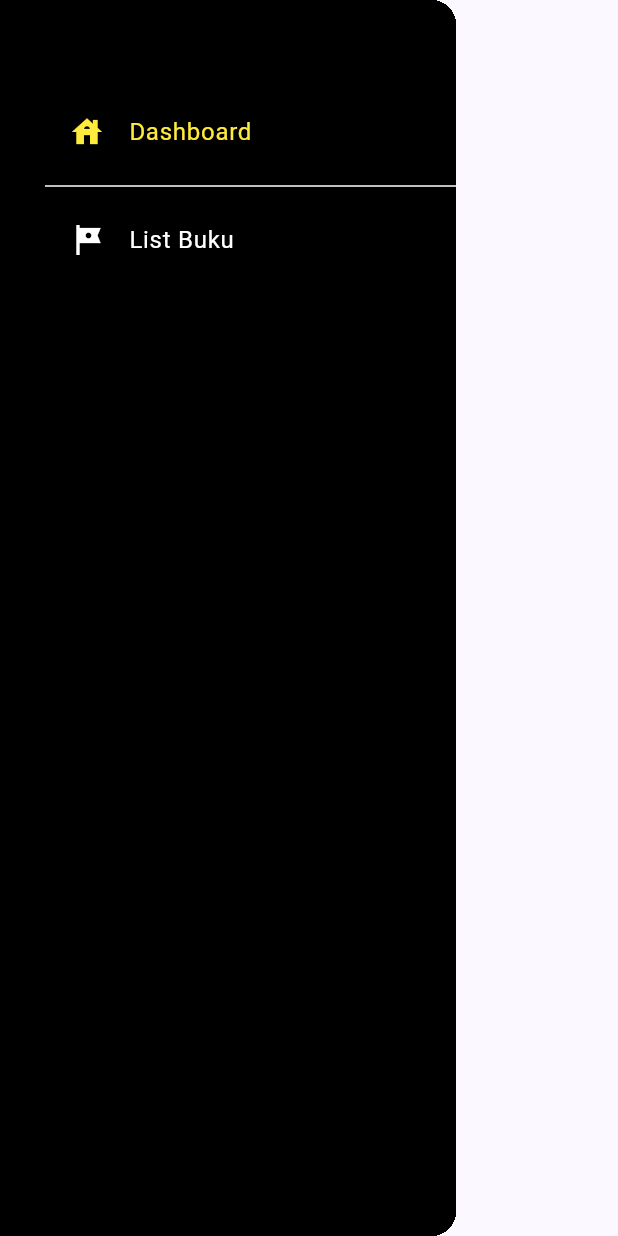
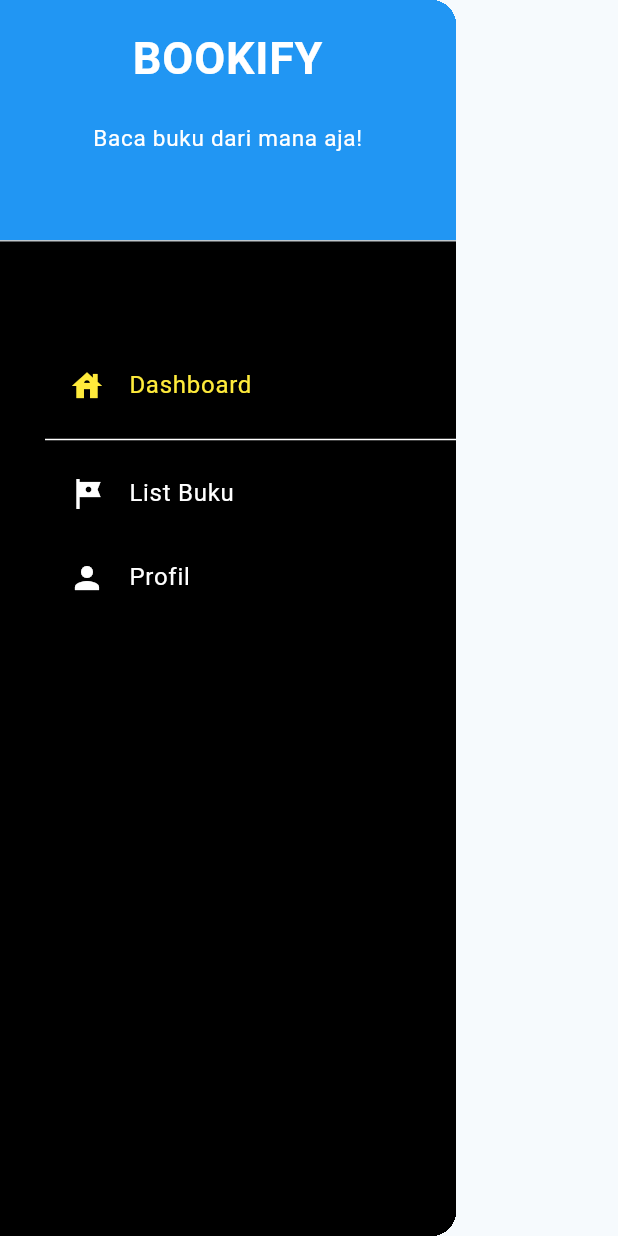
Before and after one commit to B08-PBP2023/bookify_mobile, a Flutter app: what buildDrawer() shows on an empty page, opened directly, on a phone screen of 412 x 824 dp. Run offline on Flutter 3.47's test engine with Material 3 defaults, Android fonts, the phone set to English and light mode, and no system bars; our stand-ins replace shared_preferences; missing offline and left inert: pbp_django_auth; accounts and stored records are empty; network calls fail.

Commit message:
blom selesai huft

```diff
--- a/lib/book_page/screen/list_buku.dart
+++ b/lib/book_page/screen/list_buku.dart
@@ -17,7 +17,7 @@ class _DaftarBukuState extends State<DaftarBuku> {
     return Scaffold(
         // backgroundColor: Colors.green[100],
         appBar: AppBar(
-          title: Text("Daftar Buku"),
+          title: Text("Daftar Buku",),
         ),
         // menambahkan Drawer untuk navigasi antarhalaman
         drawer: buildDrawer(context),
@@ -26,7 +26,7 @@ class _DaftarBukuState extends State<DaftarBuku> {
               gradient: LinearGradient(
                   begin: Alignment.centerLeft,
                   end: Alignment.centerRight,
-                  colors: [Colors.greenAccent, Colors.blueGrey])),
+                  colors: [Colors.blueAccent, Colors.blueGrey])),
           child: FutureBuilder(
               future: fetchBook(),
               builder: (context, AsyncSnapshot snapshot) {
--- a/lib/homepage/drawer.dart
+++ b/lib/homepage/drawer.dart
@@ -3,6 +3,8 @@ import 'package:bookify_mobile/book_page/screen/list_buku.dart';
 import 'package:bookify_mobile/homepage/homepage.dart';
 import 'package:pbp_django_auth/pbp_django_auth.dart';
 import 'package:provider/provider.dart';
+import 'package:bookify_mobile/profilUser/profile_page.dart';
+import 'package:bookify_mobile/authentication/login.dart';
 
 // merupakan sebuah Drawer yang digunakan untuk navigasi antar page
 Drawer buildDrawer(BuildContext context) {
@@ -11,21 +13,50 @@ Drawer buildDrawer(BuildContext context) {
     child: Container(
       color: Colors.black,
       child: ListView(
+        children: [
+          const DrawerHeader(
+            decoration: BoxDecoration(
+              color: Colors.blue,
+            ),
+            child: Column(
+              children: [
+                Text(
+                  'BOOKIFY',
+                  textAlign: TextAlign.center,
+                  style: TextStyle(
+                    fontSize: 30,
+                    fontWeight: FontWeight.bold,
+                    color: Colors.white,
+                  ),
+                ),
+                Padding(padding: EdgeInsets.all(10)),
+                Text(
+                  "Baca buku dari mana aja!",
+                  // Menambahkan gaya teks dengan center alignment, font ukuran 15, warna putih, dan weight biasa
+                  textAlign: TextAlign.center,
+                  style: TextStyle(
+                    fontSize: 15,
+                    color: Colors.white,
+                    fontWeight: FontWeight.normal,
+                  ),
+                ),
+              ],
+            ),
+          ), // <-- This is the closing parenthesis for const DrawerHeader
+
+          Padding(
             padding: const EdgeInsets.only(top: 60.0, left: 30.0),
-      // menu navigasi
+            child: Column(
               children: [
                 ListTile(
-          title:
-              const Text('Dashboard', style: TextStyle(color: Colors.yellow)),
+                  title: const Text('Dashboard', style: TextStyle(color: Colors.yellow)),
                   leading: const Icon(Icons.house, color: Colors.yellow),
                   onTap: () {
-            // Route menu ke counter
                     Navigator.pushReplacement(
                       context,
                       MaterialPageRoute(
-                  builder: (context) => const MyHomePage(
-                      // title: "LiteraKarya",
-                      )),
+                        builder: (context) => const MyHomePage(),
+                      ),
                     );
                   },
                 ),
@@ -34,14 +65,28 @@ Drawer buildDrawer(BuildContext context) {
                   title: const Text('List Buku', style: TextStyle(color: Colors.white)),
                   leading: const Icon(Icons.tour, color: Colors.white),
                   onTap: () {
-            // Route menu ke counter
                     Navigator.pushReplacement(
                       context,
                       MaterialPageRoute(builder: (context) => const DaftarBuku()),
                     );
                   },
                 ),
+
+                ListTile(
+                  title: const Text('Profil', style: TextStyle(color: Colors.white)),
+                  leading: const Icon(Icons.person, color: Colors.white),
+                  onTap: () {
+                    Navigator.pushReplacement(
+                      context,
+                      MaterialPageRoute(builder: (context) => ProfilPage(username: LoginPage.uname)),
+                    );
+                  },
+                ),
               ],
             ),
-  ));
+          ), // <-- This is the closing parenthesis for Padding
+        ],
+      ),
+    ),
+  );
 }
--- a/lib/homepage/homepage.dart
+++ b/lib/homepage/homepage.dart
@@ -12,10 +12,12 @@ class MyHomePage extends StatelessWidget {
   Widget build(BuildContext context) {
     return Scaffold(
       appBar: AppBar(
-        title: Text("LiteraKarya"),
+        title: Text("BOOKIFY", style: TextStyle(color: Colors.white),
+        ),
+        backgroundColor: Colors.black,
         actions: [
           IconButton(
-            icon: Icon(Icons.exit_to_app),
+            icon: Icon(Icons.exit_to_app, color: Colors.white),
             onPressed: () {
               Navigator.of(context).pushAndRemoveUntil(
                   MaterialPageRoute(builder: (context) => LoginPage()),
@@ -23,6 +25,7 @@ class MyHomePage extends StatelessWidget {
             },
           ),
         ],
+        iconTheme: IconThemeData(color: Colors.white),
       ),
       drawer: buildDrawer(context),
       body: Center(
@@ -31,7 +34,7 @@ class MyHomePage extends StatelessWidget {
                 gradient: LinearGradient(
                     begin: Alignment.centerLeft,
                     end: Alignment.centerRight,
-                    colors: [Colors.greenAccent, Colors.blueGrey]),
+                    colors: [Colors.blueAccent, Colors.blueGrey]),
                 borderRadius: BorderRadius.circular(0),
                 boxShadow: const [
                   BoxShadow(color: Colors.black, blurRadius: 2.0)
@@ -66,7 +69,7 @@ class MyHomePage extends StatelessWidget {
                           color: Colors.white,
                           borderRadius: BorderRadius.circular(20)),
                       child: Text(
-                        "LiteraKarya adalah platform baca buku online yang memadukan kemudahan akses ke berbagai buku digital dengan elemen-elemen gamifikasi untuk meningkatkan semangat membaca. Dalam upaya memperluas wawasan literasi, LiteraKarya menawarkan berbagai informasi tentang buku, termasuk karya-karya dari penulis Indonesia dan luar negeri.",
+                        "Bookify adalah sebuah aplikasi perpustakaan online yang dirancang untuk membantu pengguna dalam mengeksplorasi, meminjam, dan membaca buku secara digital. Dengan menyediakan akses yang lebih mudah dan cepat ke berbagai sumber literatur, Bookify membantu memfasilitasi dan mendorong kegiatan membaca di seluruh dunia. Melalui inovasi ini, Bookify hadir berperan dalam meningkatkan aksesbilitas literatur dan memajukan budaya literasi di era digital.",
                       ),
                     ),
                   ],
@@ -82,7 +85,7 @@ class MyHomePage extends StatelessWidget {
                           borderRadius: BorderRadius.circular(20)),
                       child: Column(children: [
                         Text(
-                          "Literakarya adalah website list buku yang bagus dan menarik!",
+                          "YUK BACA BUKU DI BOOKIFY!",
                         ),
                         SizedBox(height: 10),
                         TextButton(
--- a/lib/main.dart
+++ b/lib/main.dart
@@ -2,6 +2,7 @@ import 'package:flutter/material.dart';
 import 'package:bookify_mobile/authentication/login.dart';
 import 'package:pbp_django_auth/pbp_django_auth.dart';
 import 'package:provider/provider.dart';
+
 
 void main() {
   runApp(const MyApp());
@@ -18,10 +19,10 @@ class MyApp extends StatelessWidget {
         return request;
       },
       child: MaterialApp(
-          title: 'LiteraKarya',
+          title: 'Bookify',
           debugShowCheckedModeBanner: false,
           theme: ThemeData(
-            colorScheme: ColorScheme.fromSeed(seedColor: Colors.indigo),
+            colorScheme: ColorScheme.fromSeed(seedColor: Colors.blueGrey),
             useMaterial3: true,
           ),
           home: LoginPage()),
--- a/lib/profilUser/listbuku_favorit.dart
+++ b/lib/profilUser/listbuku_favorit.dart
@@ -30,7 +30,7 @@ class _DaftarBukuState extends State<DaftarBukuFavorit> {
           gradient: LinearGradient(
             begin: Alignment.centerLeft,
             end: Alignment.centerRight,
-            colors: [Colors.greenAccent, Colors.blueGrey],
+            colors: [Colors.blueAccent, Colors.blueGrey],
           ),
         ),
         child: FutureBuilder(
--- a/pubspec.yaml
+++ b/pubspec.yaml
@@ -37,6 +37,8 @@ dependencies:
   cupertino_icons: ^1.0.2
   provider: ^6.1.1
   pbp_django_auth: ^0.4.0
+  firebase_auth: ^4.4.0
+  shared_preferences: ^2.0.7
 
 dev_dependencies:
   flutter_test:
```
Also changed, not shown: lib/profilUser/edit_profile.dart (+16 -6 lines), lib/profilUser/models/user_profile.dart (added, +17 -0 lines), lib/profilUser/profile_page.dart (+34 -6 lines), pubspec.lock, 3 other files. Lines whose indentation alone changed are shown as unchanged.
